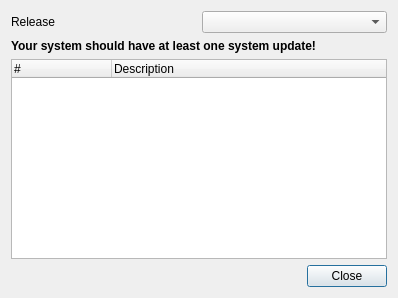
First picture: the form in src-qt5/pc-updategui/updHistoryDialog.ui, repository trueos/pcbsd, before the edit.
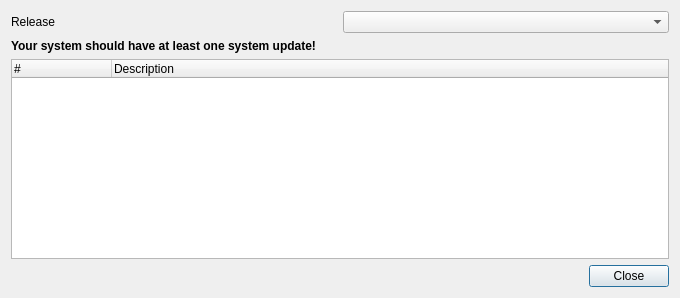
Second picture: the form after the edit.

Commit message: pc-updategui: get version from 'freebsd-version', not from 'uname'; some small UI fixes

The edit to the form file:
```diff
--- a/src-qt5/pc-updategui/updHistoryDialog.ui
+++ b/src-qt5/pc-updategui/updHistoryDialog.ui
@@ -6,7 +6,7 @@
    <rect>
     <x>0</x>
     <y>0</y>
-    <width>398</width>
+    <width>680</width>
     <height>298</height>
    </rect>
   </property>
```
The commit also changes 1 other file.
